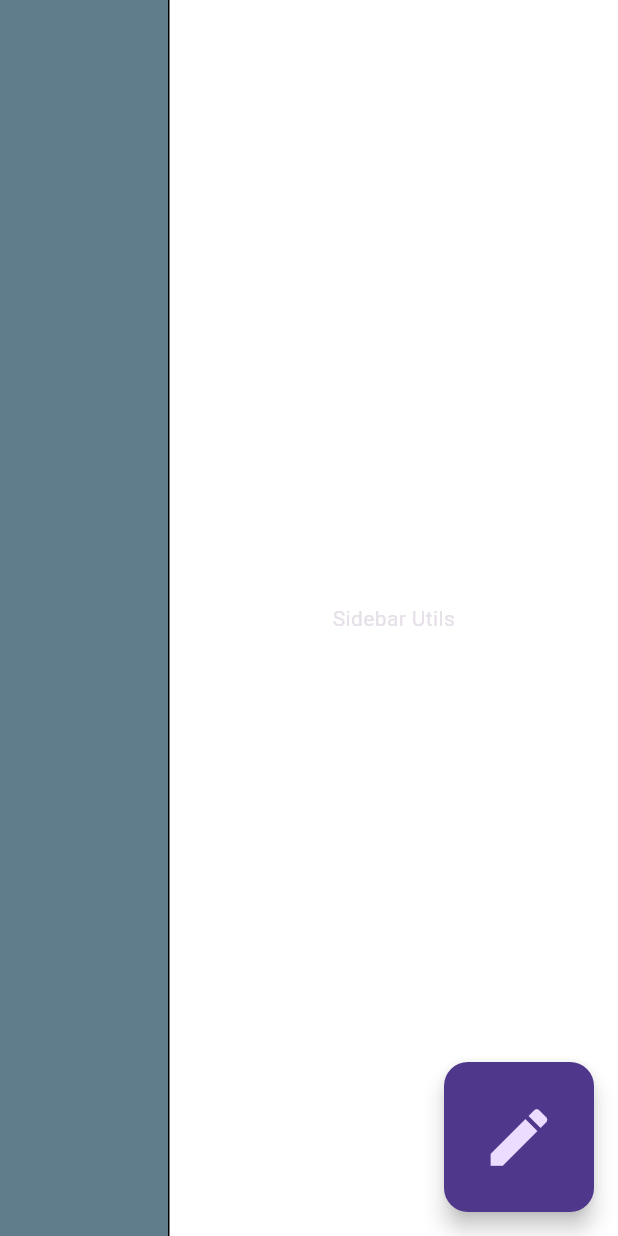
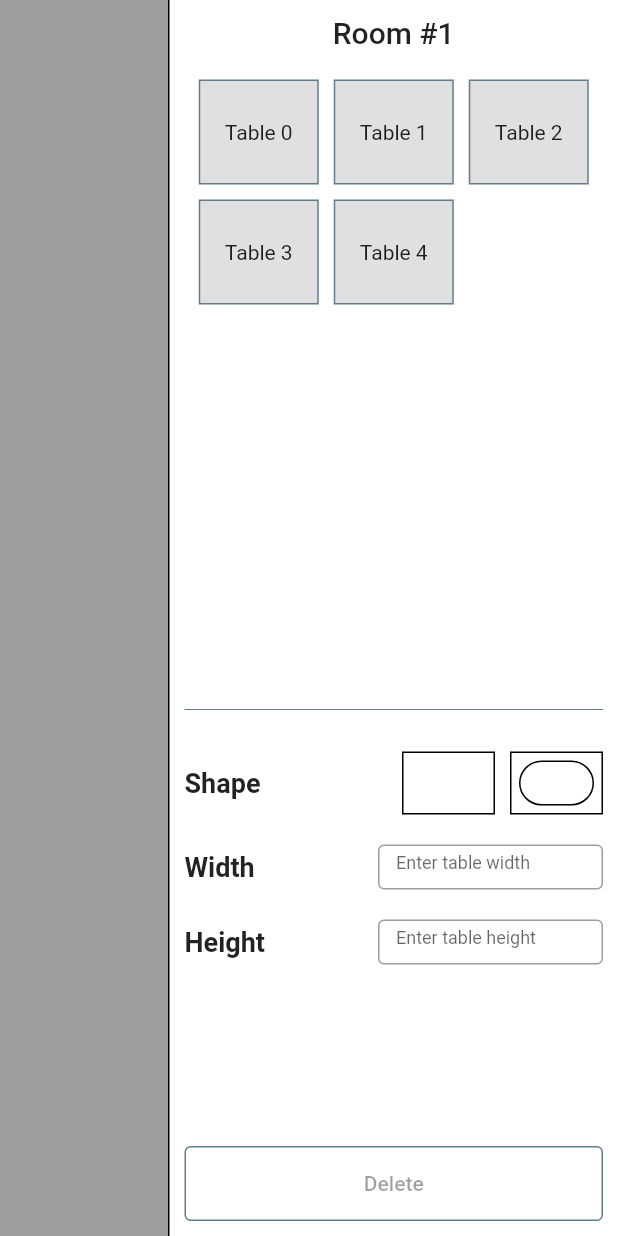
Before and after one commit to shohibexlab/table_layout_demo, a Flutter app: the screen it shows after launch, on a phone screen of 412 x 824 dp. Run offline on Flutter 3.47's test engine with Material 2 defaults, Android fonts, the phone set to English and light mode, and no system bars; our stand-ins replace get.

Commit message:
Separate files, Add Sidebar

```diff
--- /dev/null
+++ b/lib/canvas_controller.dart
@@ -0,0 +1,83 @@
+import 'package:flutter/material.dart';
+import 'package:get/get.dart';
+import 'package:table_layout_demo/table/table_controller.dart';
+import 'package:table_layout_demo/table/table_widget.dart';
+
+class CanvasController extends GetxController {
+  static CanvasController get to => Get.find();
+  final TextEditingController heightTEC = TextEditingController();
+  final TextEditingController widthTEC = TextEditingController();
+  TableWidget? get getSelectedTable {
+    TableWidget? t;
+    for (final table in tables) {
+      if (table.controller.getIsSelected) {
+        t = table;
+      }
+    }
+    return t;
+  }
+
+  set setSelectedTable(TableController value) {
+    for (final table in tables) {
+      if (table.controller.getIsSelected) {
+        table.controller.setIsSelected = false;
+      }
+    }
+    value.setIsSelected = true;
+    update();
+  }
+
+  final RxList<TableWidget> _tables = <TableWidget>[].obs;
+  List<TableWidget> get tables => _tables;
+
+  void addTable(TableController ctr) {
+    for (var element in tables) {
+      element.controller.setIsSelected = false;
+    }
+    setSelectedTable = ctr;
+    _tables.add(TableWidget(controller: ctr));
+    selectTable(ctr);
+  }
+
+  void removeTable() {
+    _tables.removeWhere((element) =>
+        element.controller.value.key == getSelectedTable?.controller.value.key);
+    update();
+  }
+
+  void selectTable(TableController ctr) {
+    setSelectedTable = ctr;
+    print('selectTable: ${getSelectedTable?.controller.toString()}');
+    heightTEC.text = ctr.getSize.height.toString();
+    widthTEC.text = ctr.getSize.width.toString();
+    update(['canvas']);
+  }
+
+  @override
+  void onReady() {
+    super.onReady();
+    heightTEC.addListener(() {
+      if (heightTEC.text.endsWith(".0")) {
+        heightTEC.text = heightTEC.text.substring(0, heightTEC.text.length - 2);
+      }
+      if (heightTEC.text.isEmpty) {
+        heightTEC.text = "0";
+      }
+    });
+    widthTEC.addListener(() {
+      if (widthTEC.text.endsWith(".0")) {
+        widthTEC.text = widthTEC.text.substring(0, widthTEC.text.length - 2);
+      }
+      if (widthTEC.text.isEmpty) {
+        widthTEC.text = "0";
+      }
+    });
+  }
+
+  @override
+  void onClose() {
+    heightTEC.dispose();
+    widthTEC.dispose();
+    super.onClose();
+  }
+}
--- /dev/null
+++ b/lib/sidebar_widget.dart
@@ -0,0 +1,222 @@
+import 'package:flutter/material.dart';
+import 'package:get/get.dart';
+import 'package:table_layout_demo/canvas_controller.dart';
+import 'package:table_layout_demo/main.dart';
+import 'package:table_layout_demo/table/table_controller.dart';
+import 'package:table_layout_demo/table/table_widget.dart';
+
+class SidebarWidget extends StatelessWidget {
+  const SidebarWidget({Key? key}) : super(key: key);
+
+  @override
+  Widget build(BuildContext context) {
+    return Container(
+      decoration: const BoxDecoration(
+        border: Border(left: BorderSide(color: Colors.black)),
+        color: Colors.white,
+      ),
+      width: Constants.defaultSidebarWidth,
+      height: MediaQuery.of(context).size.height,
+      padding: const EdgeInsets.all(10),
+      child: Column(
+        mainAxisAlignment: MainAxisAlignment.spaceBetween,
+        children: [
+          Column(
+            children: [
+              Center(
+                child: Text(
+                  'Room #1',
+                  style: Theme.of(context).textTheme.headline6,
+                ),
+              ),
+              const SizedBox(height: 20),
+              SizedBox(
+                height: MediaQuery.of(context).size.height / 2,
+                child: SingleChildScrollView(
+                  child: Wrap(
+                    spacing: 10,
+                    runSpacing: 10,
+                    children: [
+                      for (int i = 0; i < 5; i++) _buildTableButton("Table $i"),
+                    ],
+                  ),
+                ),
+              ),
+              const Divider(color: Colors.blueGrey),
+              const SizedBox(height: 20),
+              GetBuilder<CanvasController>(
+                  builder: (controller) => _buildTableParamsWidget(controller)),
+            ],
+          ),
+          GetBuilder<CanvasController>(
+            id: "table_props",
+            assignId: true,
+            builder: (controller) => TextButton(
+                onPressed: controller.getSelectedTable != null
+                    ? controller.removeTable
+                    : null,
+                style: TextButton.styleFrom(
+                    minimumSize: const Size(Constants.defaultSidebarWidth, 50),
+                    side: const BorderSide(
+                      color: Colors.blueGrey,
+                      width: 1,
+                    )),
+                child: const Text("Delete")),
+          ),
+        ],
+      ),
+    );
+  }
+
+  Widget _buildTableParamsWidget(CanvasController controller) {
+    List<Widget> params = [];
+    Widget getTitle(String title) {
+      return Text(
+        title,
+        style: const TextStyle(
+          fontSize: 18,
+          fontWeight: FontWeight.bold,
+        ),
+      );
+    }
+
+    Widget getShapeWidget(TableShape shape) {
+      void _onTap() {
+        print("shape: $shape");
+      }
+
+      bool isSelected =
+          controller.getSelectedTable?.controller.getShape == shape;
+      // print("isSelected: ${controller.selectedTable.toString()}");
+      switch (shape) {
+        case TableShape.rectangle:
+          return GestureDetector(
+            onTap: _onTap,
+            child: Container(
+              decoration: BoxDecoration(
+                border: Border.all(color: Colors.black),
+              ),
+              padding: const EdgeInsets.all(5),
+              child: const SizedBox(
+                width: 50,
+                height: 30,
+              ),
+            ),
+          );
+        case TableShape.circle:
+          return GestureDetector(
+            onTap: _onTap,
+            child: Container(
+              decoration: BoxDecoration(
+                border: Border.all(color: Colors.black),
+              ),
+              padding: const EdgeInsets.all(5),
+              child: Container(
+                width: 50,
+                height: 30,
+                decoration: BoxDecoration(
+                  border: Border.all(color: Colors.black),
+                  borderRadius: const BorderRadius.all(Radius.circular(18)),
+                ),
+              ),
+            ),
+          );
+      }
+    }
+
+    params.add(
+      Row(
+        mainAxisAlignment: MainAxisAlignment.spaceBetween,
+        children: [
+          getTitle("Shape"),
+          Row(
+            children: [
+              getShapeWidget(TableShape.rectangle),
+              const SizedBox(width: 10),
+              getShapeWidget(TableShape.circle),
+            ],
+          )
+        ],
+      ),
+    );
+
+    params.add(
+      Row(
+        mainAxisAlignment: MainAxisAlignment.spaceBetween,
+        children: [
+          getTitle("Width"),
+          SizedBox(
+            width: 150,
+            height: 30,
+            child: TextFormField(
+              onChanged: (value) {
+                print("width: $value");
+              },
+              decoration: const InputDecoration(
+                border: OutlineInputBorder(),
+                hintText: 'Enter table width',
+                hintStyle: TextStyle(fontSize: 12),
+              ),
+            ),
+          ),
+        ],
+      ),
+    );
+
+    params.add(
+      Row(
+        mainAxisAlignment: MainAxisAlignment.spaceBetween,
+        children: [
+          getTitle("Height"),
+          SizedBox(
+            width: 150,
+            height: 30,
+            child: TextFormField(
+              onChanged: (value) {
+                print("height: $value");
+                controller.heightTEC.text = value;
+                controller.getSelectedTable?.controller.setSize(
+                  height: double.parse(controller.heightTEC.text),
+                );
+              },
+              keyboardType: TextInputType.number,
+              controller: controller.heightTEC,
+              decoration: const InputDecoration(
+                border: OutlineInputBorder(),
+                hintText: 'Enter table height',
+                hintStyle: TextStyle(fontSize: 12),
+              ),
+            ),
+          ),
+        ],
+      ),
+    );
+
+    return Column(
+      children: [
+        for (Widget param in params) ...[
+          param,
+          const SizedBox(height: 20),
+        ],
+      ],
+    );
+  }
+
+  Widget _buildTableButton(String title) {
+    print("build table button");
+    return GestureDetector(
+      onTap: () {
+        CanvasController.to.addTable(TableController(tableName: title));
+      },
+      child: Container(
+        width: 80,
+        height: 70,
+        decoration: BoxDecoration(
+          border: Border.all(color: Colors.blueGrey),
+          color: Colors.black12,
+        ),
+        child: Center(child: Text(title)),
+      ),
+    );
+  }
+}
--- /dev/null
+++ b/lib/table/custom_draggable_widget.dart
@@ -0,0 +1,29 @@
+import 'package:flutter/material.dart';
+import 'package:table_layout_demo/canvas_controller.dart';
+import 'package:table_layout_demo/table/table_widget.dart';
+
+class CustomDraggableWidget extends StatelessWidget {
+  final TableWidget table;
+  const CustomDraggableWidget({Key? key, required this.table})
+      : super(key: key);
+
+  @override
+  Widget build(BuildContext context) {
+    return Draggable(
+        onDraggableCanceled: onDraggableCanceled,
+        onDragStarted: onDragStarted,
+        feedback: Container(
+          width: table.controller.getSize.width,
+          height: table.controller.getSize.height,
+          color: Colors.blueGrey.withOpacity(0.5),
+        ),
+        child: table);
+  }
+
+  void onDragStarted() {}
+
+  void onDraggableCanceled(Velocity v, Offset o) {
+    table.controller.changePosition(o);
+    CanvasController.to.update();
+  }
+}
--- a/lib/table/table_controller.dart
+++ b/lib/table/table_controller.dart
@@ -1,24 +1,42 @@
 import 'package:flutter/material.dart';
+import '../canvas_controller.dart';
 import '../main.dart';
+
+enum TableShape {
+  rectangle,
+  circle,
+}
 
 class TableData {
   Size? size;
   Offset? offset;
-
+  String? tableName;
+  TableShape? shape;
   final UniqueKey key;
+  bool? isSelected;
 
   Offset get getOffset => offset!;
   Size get getSize => size!;
+  String get getTableName => tableName!;
+  TableShape get getShape => shape!;
+  bool get getIsSelected => isSelected!;
 
   TableData copyWith({
-    Size? size,
+    double? width,
+    double? height,
     Offset? offset,
     UniqueKey? key,
+    String? tableName,
+    TableShape? shape,
+    bool? isSelected,
   }) {
     return TableData(
-      size: size ?? this.size,
+      size: Size(width ?? size!.width, height ?? size!.height),
       offset: offset ?? this.offset,
       key: key ?? this.key,
+      tableName: tableName ?? this.tableName,
+      shape: shape ?? this.shape,
+      isSelected: isSelected ?? this.isSelected,
     );
   }
 
@@ -32,17 +50,29 @@ class TableData {
       ),
       size: size,
       key: key,
+      tableName: tableName,
+      shape: shape,
+      isSelected: isSelected,
     );
   }
 
-  TableData({this.size, this.offset, required this.key}) {
+  TableData(
+      {this.size,
+      this.offset,
+      required this.key,
+      required this.tableName,
+      required this.shape,
+      required this.isSelected}) {
     size ??= Constants.defaultContainerSize;
     offset ??= const Offset(0, 0);
+    tableName ??= 'Table ${key.toString()}';
+    shape ??= TableShape.rectangle;
+    isSelected ??= false;
   }
 
   @override
   String toString() {
-    return 'TableData(size: $size, offset: $offset, key: $key)';
+    return 'TableData(size: $size, offset: $offset, key: $key, tableName: $tableName, shape: $shape, isSelected: $isSelected)';
   }
 }
 
@@ -56,31 +86,51 @@ class TableController extends ValueNotifier<TableData> {
   /// Use offset parameter to assign initial position of the widget
   ///
   /// but using Offset(dx, dy) where dx and dy is Flutter offset.
-  TableController({Size? size, Offset? offset, Offset? coordinates})
+  TableController(
+      {Size? size,
+      Offset? offset,
+      Offset? coordinates,
+      String? tableName,
+      TableShape? shape,
+      bool? isSelected})
       : super(
           coordinates != null
               ? TableData(
+                  tableName: tableName,
                   key: UniqueKey(),
                   offset: offset,
+                  shape: shape,
+                  isSelected: isSelected,
                 ).fromIndex(coordinates: coordinates)
               : TableData(
+                  tableName: tableName,
                   size: size,
                   offset: offset,
                   key: UniqueKey(),
+                  shape: shape,
+                  isSelected: isSelected,
                 ),
-        ) {
-    print("TableController constructor");
-    print("TableController constructor: ${value}");
-  }
+        );
 
   Size get getSize => value.size!;
   Offset get getOffset => value.offset!;
-  set setSize(Size size) => value = value.copyWith(size: size);
+
+  bool get getIsSelected => value.isSelected!;
+  TableShape get getShape => value.shape!;
+  String get getTableName => value.tableName!;
+
   set setOffset(Offset offset) => value = value.copyWith(offset: offset);
 
+  void setSize({double? width, double? height}) {
+    value = value.copyWith(width: width, height: height);
+    CanvasController.to.update();
+  }
+
+  set setIsSelected(bool isSelected) =>
+      value = value.copyWith(isSelected: isSelected);
   void changePosition(Offset o) {
-    Offset off = Offset(o.dx - Constants.defaultScreenPadding,
-        o.dy - Constants.defaultScreenPadding);
+    Offset off = Offset(o.dx - Constants.defaultCanvasPadding,
+        o.dy - Constants.defaultCanvasPadding);
     final yRemainder = off.dy % Constants.defaultGridCellSize.height;
     final xRemainder = off.dx % Constants.defaultGridCellSize.width;
     final halfCell = Constants.defaultGridCellSize.width / 2;
--- a/pubspec.yaml
+++ b/pubspec.yaml
@@ -39,6 +39,7 @@ dependencies:
   # The following adds the Cupertino Icons font to your application.
   # Use with the CupertinoIcons class for iOS style icons.
   cupertino_icons: ^1.0.2
+  get: ^4.6.5
 
 dev_dependencies:
   flutter_test:
```
Also changed, not shown: lib/main.dart (+30 -191 lines), lib/table/table_widget.dart (+48 -12 lines), pubspec.lock, 1 other file.
